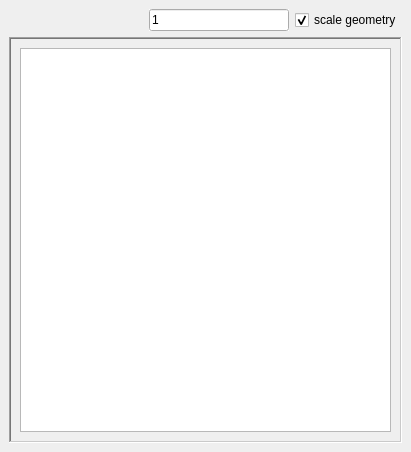
The window that src/VerticeEditorWidget.ui (nicolasedh/hexBlocker) describes before a commit, drawn with Qt 5.
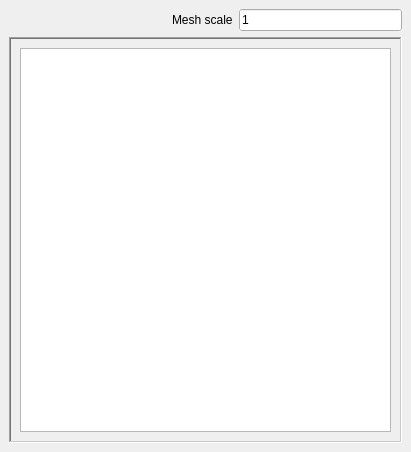
The same window after the commit.

Commit message: Separate mesh and geommetry scales.

Diff of the .ui file:
```diff
--- a/src/VerticeEditorWidget.ui
+++ b/src/VerticeEditorWidget.ui
@@ -32,25 +32,22 @@
        </spacer>
       </item>
       <item>
-       <widget class="QLineEdit" name="scaleFactor">
+       <widget class="QLabel" name="scaleLabel">
         <property name="autoFillBackground">
          <bool>true</bool>
         </property>
         <property name="text">
-         <string>1</string>
+         <string>Mesh scale</string>
         </property>
        </widget>
       </item>
       <item>
-       <widget class="QCheckBox" name="scaleGeometry">
+       <widget class="QLineEdit" name="scaleFactor">
         <property name="autoFillBackground">
          <bool>true</bool>
         </property>
         <property name="text">
-         <string>scale geometry</string>
-        </property>
-        <property name="checked">
-         <bool>true</bool>
+         <string>1</string>
         </property>
        </widget>
       </item>
```
The commit also changes 8 other files.
